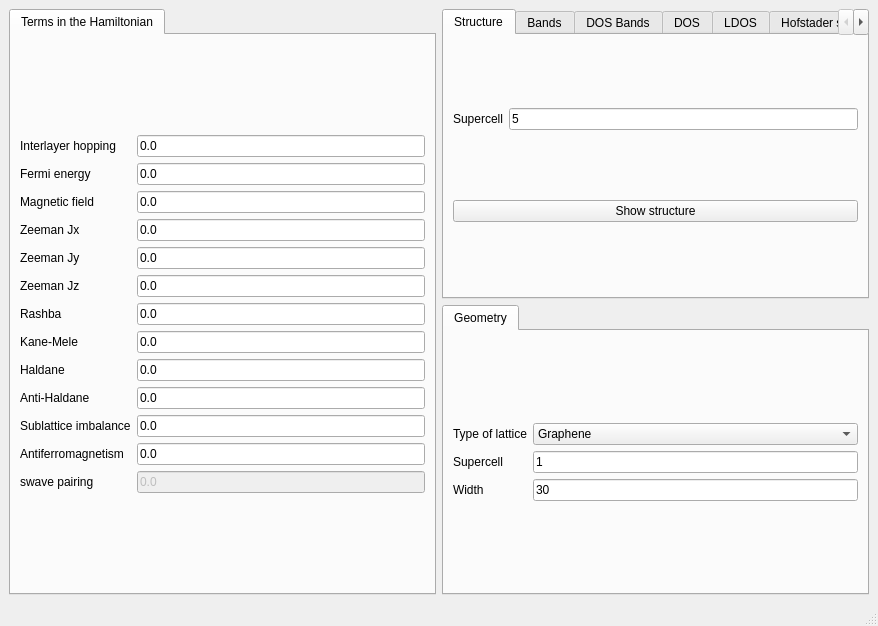
Before: the Qt Designer form interface-pyqt/hofstader1d/interface.ui in joselado/quantum-lattice, drawn with Qt 5.
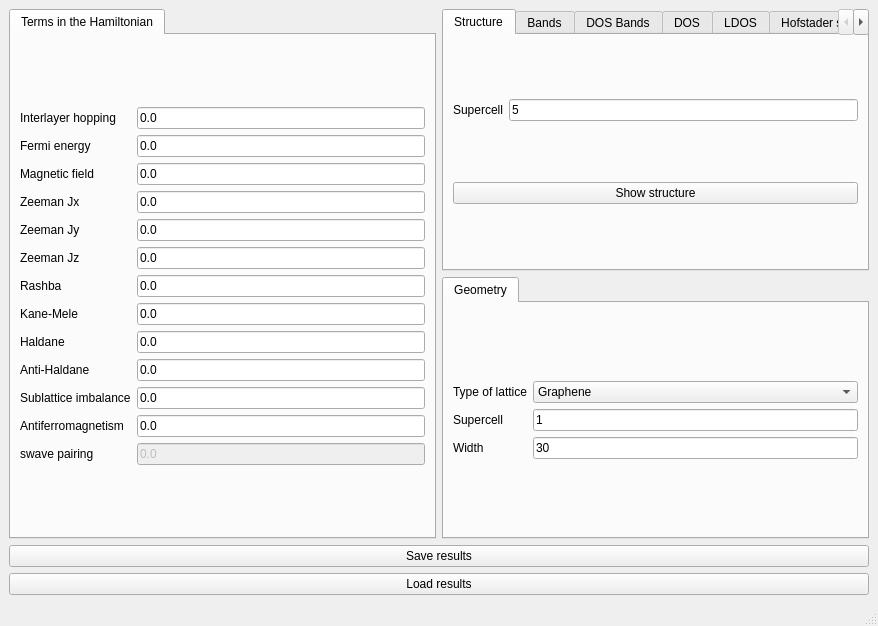
After: the same form once the commit is applied.

Commit message: Add save/load of interface state (parameters + results since last change)

The edit to the form file:
```diff
--- a/interface-pyqt/hofstader1d/interface.ui
+++ b/interface-pyqt/hofstader1d/interface.ui
@@ -831,6 +831,20 @@
       </widget>
      </widget>
     </item>
+    <item row="2" column="0" colspan="2">
+     <widget class="QPushButton" name="save_results">
+      <property name="text">
+       <string>Save results</string>
+      </property>
+     </widget>
+    </item>
+    <item row="3" column="0" colspan="2">
+     <widget class="QPushButton" name="load_results">
+      <property name="text">
+       <string>Load results</string>
+      </property>
+     </widget>
+    </item>
    </layout>
   </widget>
   <widget class="QMenuBar" name="menubar">
```
The commit also changes 43 other files.
